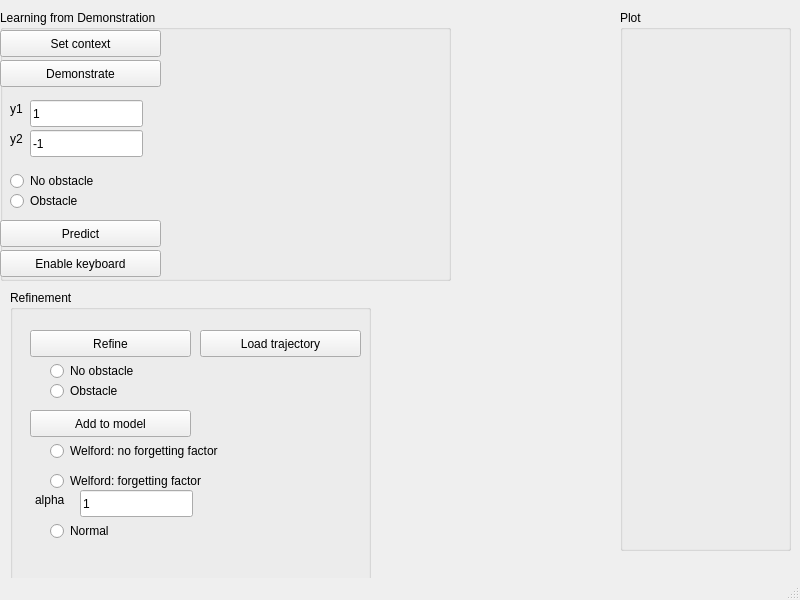
Old version of the form promp_demo_2d/2d_demo_gui.ui in the repository fmeccanici/thesis_workspace.
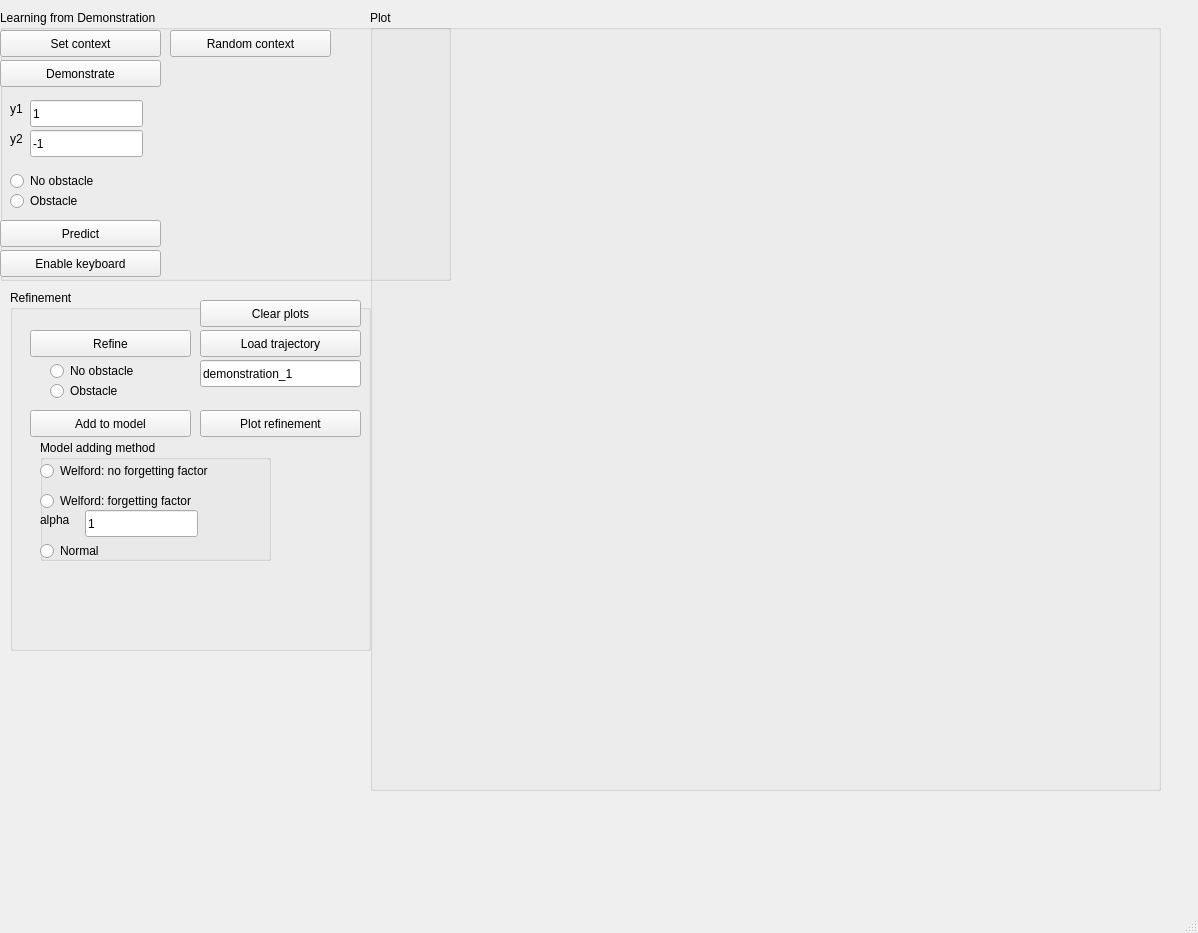
New version of the form.

Commit message: fixed bug where refinement takes an increasing amount of time, was not deleting the geometries properly

```diff
--- a/promp_demo_2d/2d_demo_gui.ui
+++ b/promp_demo_2d/2d_demo_gui.ui
@@ -6,8 +6,8 @@
    <rect>
     <x>0</x>
     <y>0</y>
-    <width>800</width>
-    <height>600</height>
+    <width>1198</width>
+    <height>933</height>
    </rect>
   </property>
   <property name="windowTitle">
@@ -17,10 +17,10 @@
    <widget class="QGroupBox" name="groupBox">
     <property name="geometry">
      <rect>
-      <x>620</x>
+      <x>370</x>
       <y>10</y>
-      <width>171</width>
-      <height>541</height>
+      <width>791</width>
+      <height>781</height>
      </rect>
     </property>
     <property name="title">
@@ -170,6 +170,31 @@
       <string>Enable keyboard</string>
      </property>
     </widget>
+    <widget class="QPushButton" name="pushButton_10">
+     <property name="geometry">
+      <rect>
+       <x>170</x>
+       <y>20</y>
+       <width>161</width>
+       <height>27</height>
+      </rect>
+     </property>
+     <property name="text">
+      <string>Random context</string>
+     </property>
+    </widget>
+    <zorder>lineEdit_3</zorder>
+    <zorder>label_3</zorder>
+    <zorder>radioButton_6</zorder>
+    <zorder>label_4</zorder>
+    <zorder>lineEdit_4</zorder>
+    <zorder>radioButton_7</zorder>
+    <zorder>pushButton_3</zorder>
+    <zorder>pushButton_5</zorder>
+    <zorder>pushButton_4</zorder>
+    <zorder>pushButton_6</zorder>
+    <zorder>groupBox_3</zorder>
+    <zorder>pushButton_10</zorder>
    </widget>
    <widget class="QGroupBox" name="groupBox_3">
     <property name="geometry">
@@ -196,19 +221,6 @@
       <string>Refine</string>
      </property>
     </widget>
-    <widget class="QRadioButton" name="radioButton_2">
-     <property name="geometry">
-      <rect>
-       <x>40</x>
-       <y>230</y>
-       <width>117</width>
-       <height>22</height>
-      </rect>
-     </property>
-     <property name="text">
-      <string>Normal</string>
-     </property>
-    </widget>
     <widget class="QPushButton" name="pushButton">
      <property name="geometry">
       <rect>
@@ -222,19 +234,6 @@
       <string>Add to model</string>
      </property>
     </widget>
-    <widget class="QRadioButton" name="radioButton_3">
-     <property name="geometry">
-      <rect>
-       <x>40</x>
-       <y>180</y>
-       <width>231</width>
-       <height>22</height>
-      </rect>
-     </property>
-     <property name="text">
-      <string>Welford: forgetting factor</string>
-     </property>
-    </widget>
     <widget class="QRadioButton" name="radioButton_4">
      <property name="geometry">
       <rect>
@@ -248,19 +247,6 @@
       <string>No obstacle</string>
      </property>
     </widget>
-    <widget class="QLabel" name="label_5">
-     <property name="geometry">
-      <rect>
-       <x>25</x>
-       <y>200</y>
-       <width>41</width>
-       <height>20</height>
-      </rect>
-     </property>
-     <property name="text">
-      <string>alpha</string>
-     </property>
-    </widget>
     <widget class="QRadioButton" name="radioButton_5">
      <property name="geometry">
       <rect>
@@ -274,32 +260,6 @@
       <string>Obstacle</string>
      </property>
     </widget>
-    <widget class="QLineEdit" name="lineEdit_5">
-     <property name="geometry">
-      <rect>
-       <x>70</x>
-       <y>200</y>
-       <width>113</width>
-       <height>27</height>
-      </rect>
-     </property>
-     <property name="text">
-      <string>1</string>
-     </property>
-    </widget>
-    <widget class="QRadioButton" name="radioButton">
-     <property name="geometry">
-      <rect>
-       <x>40</x>
-       <y>150</y>
-       <width>231</width>
-       <height>22</height>
-      </rect>
-     </property>
-     <property name="text">
-      <string>Welford: no forgetting factor</string>
-     </property>
-    </widget>
     <widget class="QPushButton" name="pushButton_7">
      <property name="geometry">
       <rect>
@@ -313,7 +273,123 @@
       <string>Load trajectory</string>
      </property>
     </widget>
-    <zorder>radioButton_2</zorder>
+    <widget class="QLineEdit" name="lineEdit">
+     <property name="geometry">
+      <rect>
+       <x>190</x>
+       <y>70</y>
+       <width>161</width>
+       <height>27</height>
+      </rect>
+     </property>
+     <property name="text">
+      <string>demonstration_1</string>
+     </property>
+    </widget>
+    <widget class="QPushButton" name="pushButton_8">
+     <property name="geometry">
+      <rect>
+       <x>190</x>
+       <y>120</y>
+       <width>161</width>
+       <height>27</height>
+      </rect>
+     </property>
+     <property name="text">
+      <string>Plot refinement</string>
+     </property>
+    </widget>
+    <widget class="QGroupBox" name="groupBox_4">
+     <property name="geometry">
+      <rect>
+       <x>30</x>
+       <y>150</y>
+       <width>231</width>
+       <height>121</height>
+      </rect>
+     </property>
+     <property name="title">
+      <string>Model adding method</string>
+     </property>
+     <widget class="QRadioButton" name="radioButton_2">
+      <property name="geometry">
+       <rect>
+        <x>0</x>
+        <y>100</y>
+        <width>117</width>
+        <height>22</height>
+       </rect>
+      </property>
+      <property name="text">
+       <string>Normal</string>
+      </property>
+     </widget>
+     <widget class="QRadioButton" name="radioButton_3">
+      <property name="geometry">
+       <rect>
+        <x>0</x>
+        <y>50</y>
+        <width>231</width>
+        <height>22</height>
+       </rect>
+      </property>
+      <property name="text">
+       <string>Welford: forgetting factor</string>
+      </property>
+     </widget>
+     <widget class="QLabel" name="label_5">
+      <property name="geometry">
+       <rect>
+        <x>0</x>
+        <y>70</y>
+        <width>41</width>
+        <height>20</height>
+       </rect>
+      </property>
+      <property name="text">
+       <string>alpha</string>
+      </property>
+     </widget>
+     <widget class="QLineEdit" name="lineEdit_5">
+      <property name="geometry">
+       <rect>
+        <x>45</x>
+        <y>70</y>
+        <width>113</width>
+        <height>27</height>
+       </rect>
+      </property>
+      <property name="text">
+       <string>1</string>
+      </property>
+     </widget>
+     <widget class="QRadioButton" name="radioButton">
+      <property name="geometry">
+       <rect>
+        <x>0</x>
+        <y>20</y>
+        <width>231</width>
+        <height>22</height>
+       </rect>
+      </property>
+      <property name="text">
+       <string>Welford: no forgetting factor</string>
+      </property>
+     </widget>
+    </widget>
+    <widget class="QPushButton" name="pushButton_9">
+     <property name="geometry">
+      <rect>
+       <x>190</x>
+       <y>10</y>
+       <width>161</width>
+       <height>27</height>
+      </rect>
+     </property>
+     <property name="text">
+      <string>Clear plots</string>
+     </property>
+    </widget>
     <zorder>pushButton_2</zorder>
     <zorder>pushButton</zorder>
     <zorder>radioButton_3</zorder>
```
Left out of the diff: 23 changed lines with no effect on the pictures. The commit also changes 3 other files.
